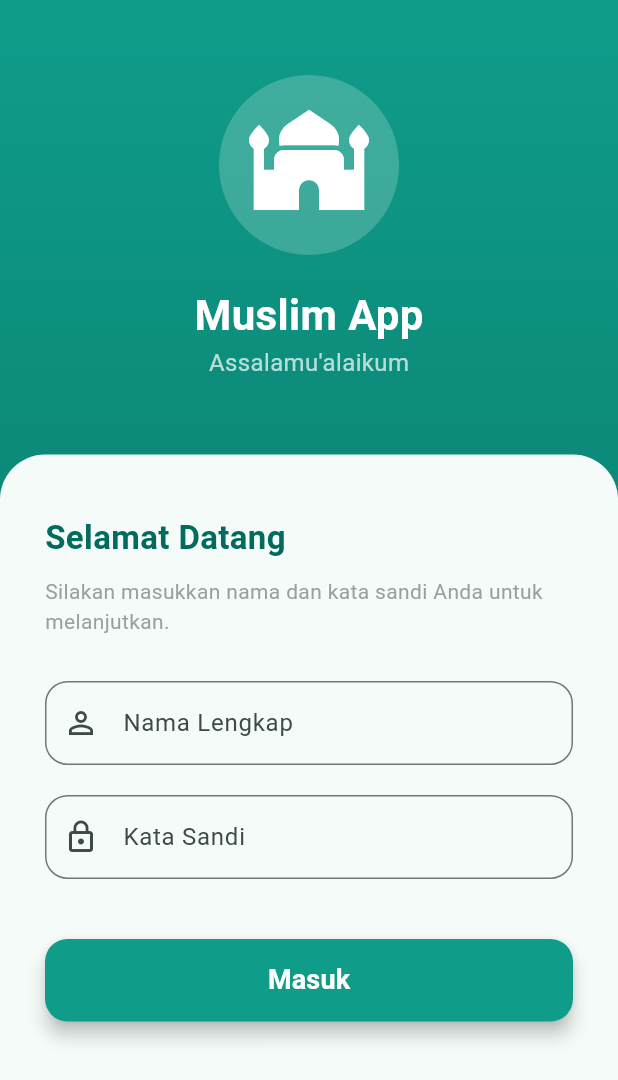
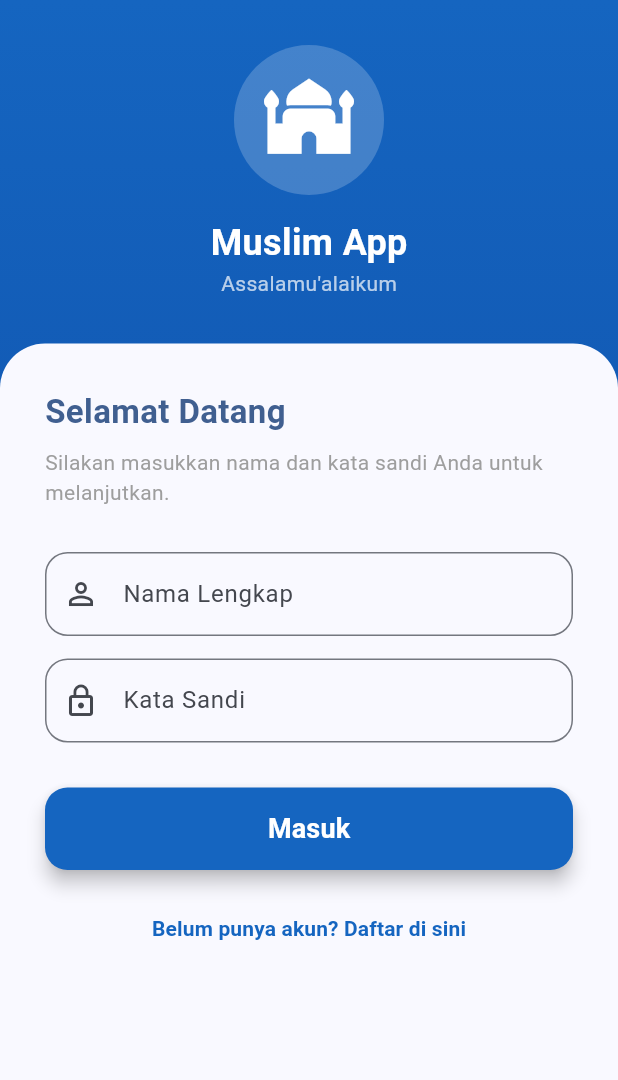
Before and after one commit to farizdzulhami/Muslim-App, a Flutter app: the screen it shows after launch, on a phone screen of 412 x 824 dp. Shown: the top 1080 px of the screen. Run offline on Flutter 3.47's test engine with Material 3 defaults, Android fonts, the phone set to English and light mode, and no system bars; our stand-ins replace audioplayers, flutter_local_notifications, geolocator, image_picker.

Commit message:
feat: update color theme to dark blue, add registration UI, update prayer lists and settings

```diff
--- a/lib/main.dart
+++ b/lib/main.dart
@@ -59,12 +59,12 @@ class MyApp extends StatelessWidget {
             themeMode: profileViewModel.themeMode,
             theme: ThemeData(
               useMaterial3: true,
-              colorSchemeSeed: const Color(0xFF0F9D8A),
+              colorSchemeSeed: const Color(0xFF1565C0),
               brightness: Brightness.light,
             ),
             darkTheme: ThemeData(
               useMaterial3: true,
-              colorSchemeSeed: const Color(0xFF0F9D8A),
+              colorSchemeSeed: const Color(0xFF1565C0),
               brightness: Brightness.dark,
             ),
             home: const LoginPage(),
--- a/lib/view/home_page.dart
+++ b/lib/view/home_page.dart
@@ -48,7 +48,7 @@ class _HomePageState extends State<HomePage> {
                 gradient: LinearGradient(
                   begin: Alignment.topLeft,
                   end: Alignment.bottomRight,
-                  colors: [Color(0xFF0F9D8A), Color(0xFF0C7C6D)],
+                  colors: [Color(0xFF1565C0), Color(0xFF0D47A1)],
                 ),
                 borderRadius: BorderRadius.vertical(bottom: Radius.circular(40)),
               ),
@@ -77,7 +77,7 @@ class _HomePageState extends State<HomePage> {
                             Text(vm.currentPrayer.toUpperCase(),
                               style: const TextStyle(color: Colors.white70, letterSpacing: 2, fontSize: 12)),
                             const SizedBox(height: 4),
-                            Text(vm.countdown,
+                            Text(vm.currentPrayerTime,
                               style: const TextStyle(color: Colors.white, fontSize: 32, fontWeight: FontWeight.bold)),
                           ],
                         ),
@@ -104,7 +104,7 @@ class _HomePageState extends State<HomePage> {
                   title: "Al-Quran",
                   subtitle: "30 Juz & Terjemahan",
                   icon: Icons.menu_book_rounded,
-                  color: const Color(0xFF0F9D8A),
+                  color: const Color(0xFF1565C0),
                   onTap: () => Navigator.push(context, MaterialPageRoute(builder: (_) => const QuranPage())),
                 ),
                 _featureCard(
--- a/lib/view/login_page.dart
+++ b/lib/view/login_page.dart
@@ -11,7 +11,9 @@ class LoginPage extends StatefulWidget {
 }
 
 class _LoginPageState extends State<LoginPage> {
+  bool isLogin = true;
   final TextEditingController _nameController = TextEditingController();
+  final TextEditingController _emailController = TextEditingController();
   final TextEditingController _passwordController = TextEditingController();
   final _formKey = GlobalKey<FormState>();
 
@@ -27,13 +29,13 @@ class _LoginPageState extends State<LoginPage> {
           gradient: LinearGradient(
             begin: Alignment.topCenter,
             end: Alignment.bottomCenter,
-            colors: [Color(0xFF0F9D8A), Color(0xFF086B5E)],
+            colors: [Color(0xFF1565C0), Color(0xFF0D47A1)],
           ),
         ),
         child: SafeArea(
           child: Column(
             children: [
-              const SizedBox(height: 50),
+              const SizedBox(height: 30),
               // Logo atau Ikon
               Container(
                 padding: const EdgeInsets.all(20),
@@ -43,15 +45,15 @@ class _LoginPageState extends State<LoginPage> {
                 ),
                 child: const Icon(
                   Icons.mosque_rounded,
-                  size: 80,
+                  size: 60,
                   color: Colors.white,
                 ),
               ),
-              const SizedBox(height: 20),
+              const SizedBox(height: 15),
               const Text(
                 'Muslim App',
                 style: TextStyle(
-                  fontSize: 28,
+                  fontSize: 24,
                   fontWeight: FontWeight.bold,
                   color: Colors.white,
                 ),
@@ -59,15 +61,15 @@ class _LoginPageState extends State<LoginPage> {
               const Text(
                 'Assalamu\'alaikum',
                 style: TextStyle(
-                  fontSize: 16,
+                  fontSize: 14,
                   color: Colors.white70,
                 ),
               ),
-              const SizedBox(height: 50),
+              const SizedBox(height: 30),
               Expanded(
                 child: Container(
                   width: double.infinity,
-                  padding: const EdgeInsets.symmetric(horizontal: 30, vertical: 40),
+                  padding: const EdgeInsets.symmetric(horizontal: 30, vertical: 30),
                   decoration: BoxDecoration(
                     color: Theme.of(context).scaffoldBackgroundColor,
                     borderRadius: const BorderRadius.vertical(top: Radius.circular(30)),
@@ -79,17 +81,19 @@ class _LoginPageState extends State<LoginPage> {
                         crossAxisAlignment: CrossAxisAlignment.start,
                         children: [
                           Text(
-                            'Selamat Datang',
+                            isLogin ? 'Selamat Datang' : 'Daftar Akun Baru',
                             style: TextStyle(
                               fontSize: 22,
                               fontWeight: FontWeight.bold,
                               color: Theme.of(context).primaryColor,
                             ),
                           ),
-                          const SizedBox(height: 10),
-                          const Text(
-                            'Silakan masukkan nama dan kata sandi Anda untuk melanjutkan.',
-                            style: TextStyle(color: Colors.grey),
+                          const SizedBox(height: 8),
+                          Text(
+                            isLogin
+                                ? 'Silakan masukkan nama dan kata sandi Anda untuk melanjutkan.'
+                                : 'Silakan lengkapi data berikut untuk mendaftar.',
+                            style: const TextStyle(color: Colors.grey),
                           ),
                           const SizedBox(height: 30),
                           TextFormField(
@@ -108,7 +112,29 @@ class _LoginPageState extends State<LoginPage> {
                               return null;
                             },
                           ),
-                          const SizedBox(height: 20),
+                          if (!isLogin) const SizedBox(height: 15),
+                          if (!isLogin)
+                            TextFormField(
+                              controller: _emailController,
+                              keyboardType: TextInputType.emailAddress,
+                              decoration: InputDecoration(
+                                labelText: 'Email',
+                                prefixIcon: const Icon(Icons.email_outlined),
+                                border: OutlineInputBorder(
+                                  borderRadius: BorderRadius.circular(15),
+                                ),
+                              ),
+                              validator: (value) {
+                                if (value == null || value.isEmpty) {
+                                  return 'Email tidak boleh kosong';
+                                }
+                                if (!value.contains('@')) {
+                                  return 'Format email tidak valid';
+                                }
+                                return null;
+                              },
+                            ),
+                          const SizedBox(height: 15),
                           TextFormField(
                             controller: _passwordController,
                             obscureText: true,
@@ -126,37 +152,87 @@ class _LoginPageState extends State<LoginPage> {
                               return null;
                             },
                           ),
-                          const SizedBox(height: 40),
+                          const SizedBox(height: 30),
                           SizedBox(
                             width: double.infinity,
                             height: 55,
                             child: ElevatedButton(
                               onPressed: () {
                                 if (_formKey.currentState!.validate()) {
-                                  // Simpan data ke ViewModel
-                                  profileVM.setUserName(_nameController.text);
-                                  profileVM.setPassword(_passwordController.text);
+                                  if (isLogin) {
+                                    bool success = profileVM.login(
+                                      _nameController.text,
+                                      _passwordController.text,
+                                    );
 
+                                    if (success) {
                                       Navigator.pushReplacement(
                                         context,
                                         MaterialPageRoute(
                                           builder: (context) => const MainNavigation(),
                                         ),
                                       );
+                                    } else {
+                                      ScaffoldMessenger.of(context).showSnackBar(
+                                        const SnackBar(
+                                          content: Text('Nama atau Kata Sandi salah, atau akun belum terdaftar.'),
+                                          backgroundColor: Colors.red,
+                                        ),
+                                      );
+                                    }
+                                  } else {
+                                    profileVM.register(
+                                      _nameController.text,
+                                      _emailController.text,
+                                      _passwordController.text,
+                                    );
+
+                                    ScaffoldMessenger.of(context).showSnackBar(
+                                      const SnackBar(
+                                        content: Text('Registrasi Berhasil! Silakan masuk dengan akun Anda.'),
+                                        backgroundColor: Colors.green,
+                                      ),
+                                    );
+
+                                    setState(() {
+                                      isLogin = true;
+                                      _passwordController.clear();
+                                    });
+                                  }
                                 }
                               },
                               style: ElevatedButton.styleFrom(
-                                backgroundColor: const Color(0xFF0F9D8A),
+                                backgroundColor: const Color(0xFF1565C0),
                                 foregroundColor: Colors.white,
                                 shape: RoundedRectangleBorder(
                                   borderRadius: BorderRadius.circular(15),
                                 ),
                                 elevation: 5,
                               ),
-                              child: const Text(
-                                'Masuk',
-                                style: TextStyle(
+                              child: Text(
+                                isLogin ? 'Masuk' : 'Daftar',
+                                style: const TextStyle(
                                   fontSize: 18,
+                                  fontWeight: FontWeight.bold,
+                                ),
+                              ),
+                            ),
+                          ),
+                          const SizedBox(height: 15),
+                          Center(
+                            child: TextButton(
+                              onPressed: () {
+                                setState(() {
+                                  isLogin = !isLogin;
+                                  _formKey.currentState?.reset();
+                                });
+                              },
+                              child: Text(
+                                isLogin
+                                    ? 'Belum punya akun? Daftar di sini'
+                                    : 'Sudah punya akun? Masuk di sini',
+                                style: const TextStyle(
+                                  color: Color(0xFF1565C0),
                                   fontWeight: FontWeight.bold,
                                 ),
                               ),
--- a/lib/view/main_navigation.dart
+++ b/lib/view/main_navigation.dart
@@ -47,7 +47,7 @@ class _MainNavigationState extends State<MainNavigation> {
                 _selectedIndex = index;
               });
             },
-            selectedItemColor: const Color(0xFF0F9D8A),
+            selectedItemColor: const Color(0xFF1565C0),
             unselectedItemColor: Colors.grey,
             showSelectedLabels: true,
             showUnselectedLabels: true,
--- a/pubspec.yaml
+++ b/pubspec.yaml
@@ -15,7 +15,7 @@ dependencies:
 
   geolocator: ^10.1.0
   flutter_local_notifications: ^17.0.0
-
+  image_picker: ^1.2.2
 dev_dependencies:
   flutter_test:
     sdk: flutter
```
Also changed, not shown: lib/view/asmaul_husna_page.dart (+5 -5 lines), lib/view/doa_page.dart (+18 -19 lines), lib/view/kiblat_page.dart (+4 -4 lines), lib/view/quran_detail_page.dart (+6 -6 lines), lib/view/quran_page.dart (+6 -6 lines), lib/view/settings_page.dart (+30 -17 lines), lib/view/shalat_page.dart (+5 -5 lines), lib/viewmodel/profile_view_model.dart (+35 -0 lines), lib/viewmodel/shalat_view_model.dart (+10 -0 lines), replace_colors.dart (added, +30 -0 lines), pubspec.lock, 5 other files. Lines whose indentation alone changed are shown as unchanged.
